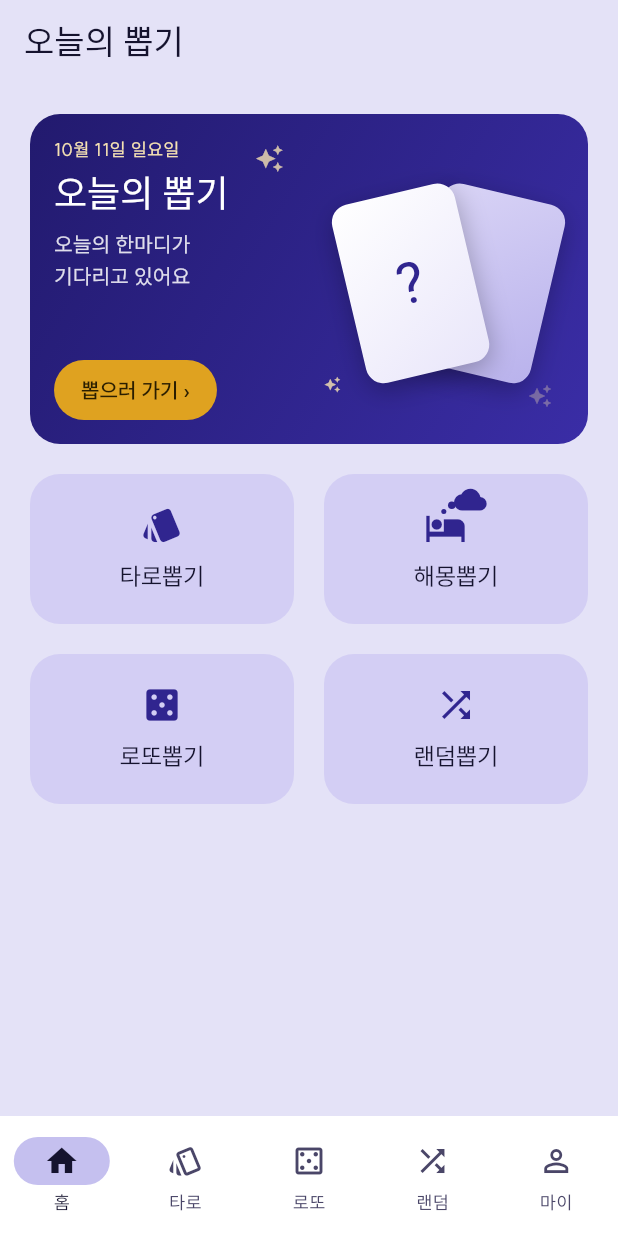
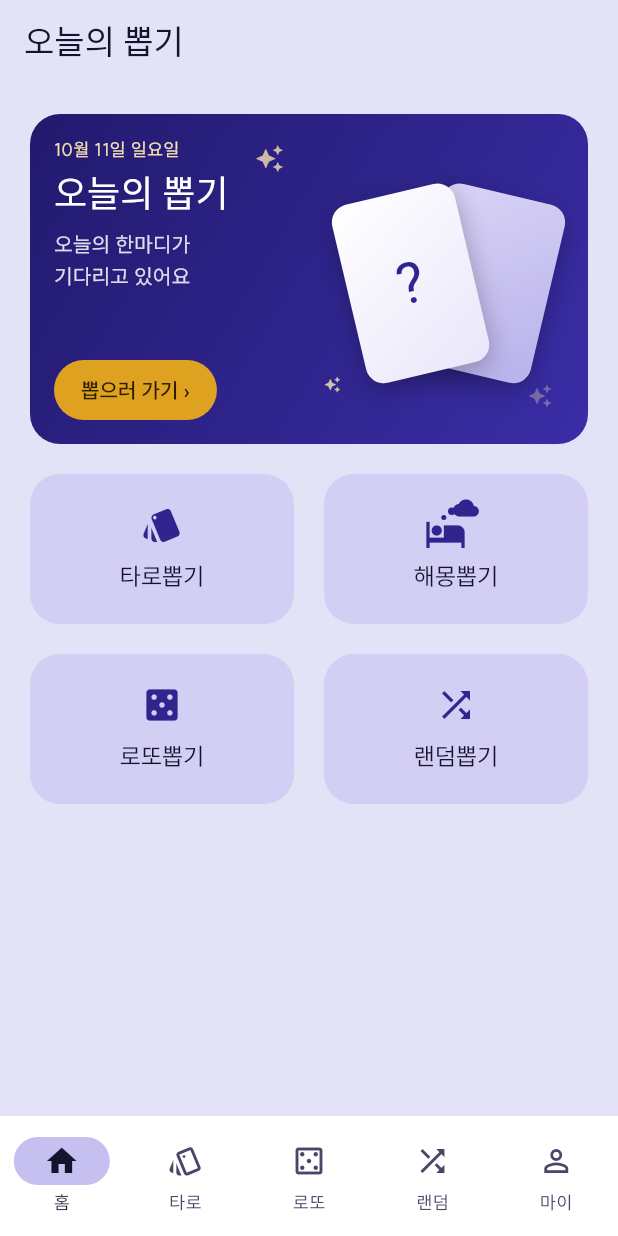
Before and after one commit to shlete/Oppop, a Flutter app: the screen it shows after launch, on a phone screen of 412 x 824 dp. Run offline on Flutter 3.47's test engine with Material 3 defaults, Android fonts, the phone set to English and light mode, and no system bars; our stand-ins replace firebase_core, flutter_riverpod, google_mobile_ads, share_plus, shared_preferences, web; missing offline and left inert: dart:js_interop, firebase_app_check, gal; accounts and stored records are empty; network calls fail; Roboto replaces fonts that are missing (IBMPlexSansKR); project files that could hold a hidden picture were left out.

Commit message:
해몽뽑기 아이콘: 구름 줄이고 글자 쪽으로 내림
Co-Authored-By: Claude Opus 5.5 (1M context) <noreply@anthropic.com>
Claude-Session: https://claude.ai/code/session_01FsZtawRLD1deWrySo6vrEK

```diff
--- a/lib/core/widgets/dream_icon.dart
+++ b/lib/core/widgets/dream_icon.dart
@@ -109,8 +109,8 @@ class _DreamIconState extends State<DreamIcon>
               puff(s * 0.40, s * 0.12, s * 0.12, _bloom(t, 0.0, 0.16)),
               puff(s * 0.56, -s * 0.06, s * 0.18, _bloom(t, 0.16, 0.32)),
               Positioned(
-                left: s * 0.70,
-                top: -s * 0.50,
+                left: s * 0.68,
+                top: -s * 0.34,
                 child: Opacity(
                   opacity: cloud.clamp(0.0, 1.0),
                   child: Transform.scale(
@@ -118,7 +118,7 @@ class _DreamIconState extends State<DreamIcon>
                     alignment: Alignment.bottomLeft,
                     child: Icon(
                       Icons.cloud,
-                      size: s * 0.78,
+                      size: s * 0.62,
                       color: widget.color,
                     ),
                   ),
--- a/lib/features/home/home_screen.dart
+++ b/lib/features/home/home_screen.dart
@@ -350,8 +350,14 @@ class _MenuTileState extends State<_MenuTile> {
           child: Column(
             mainAxisAlignment: MainAxisAlignment.center,
             children: [
-              widget.art?.call(_hovered) ??
-                  Icon(widget.icon, size: 28, color: palette.tileIcon),
+              if (widget.art case final art?)
+                // 구름이 위로 솟은 만큼 글자 쪽으로 조금 내린다.
+                Transform.translate(
+                  offset: const Offset(0, 4),
+                  child: art(_hovered),
+                )
+              else
+                Icon(widget.icon, size: 28, color: palette.tileIcon),
               const SizedBox(height: 8),
               Text(
                 widget.title,
```
